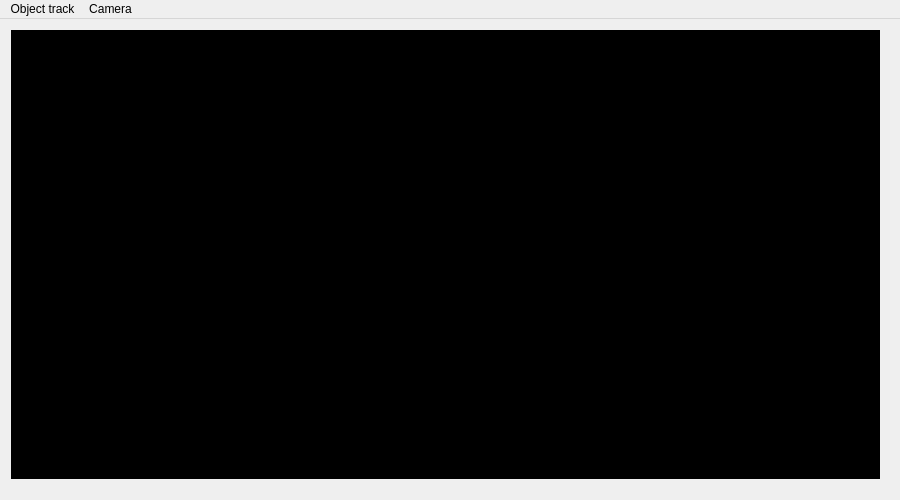
Old version of the form gui/ui/gui.ui in the repository fedotovav/positioning_system.
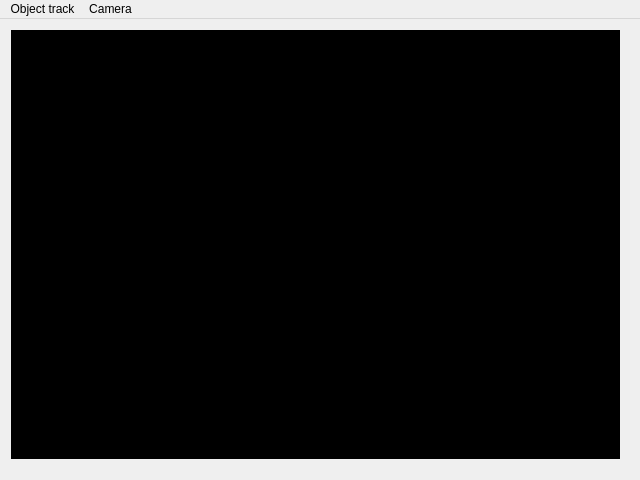
New version of the form.

Diff of the .ui file:
```diff
--- a/gui/ui/gui.ui
+++ b/gui/ui/gui.ui
@@ -6,8 +6,8 @@
    <rect>
     <x>0</x>
     <y>0</y>
-    <width>900</width>
-    <height>500</height>
+    <width>640</width>
+    <height>480</height>
    </rect>
   </property>
   <property name="mouseTracking">
@@ -28,8 +28,8 @@
      <rect>
       <x>0</x>
       <y>0</y>
-      <width>891</width>
-      <height>471</height>
+      <width>631</width>
+      <height>451</height>
      </rect>
     </property>
     <layout class="QGridLayout" name="gridLayout">
@@ -78,8 +78,8 @@
     <rect>
      <x>0</x>
      <y>0</y>
-     <width>900</width>
-     <height>19</height>
+     <width>640</width>
+     <height>24</height>
     </rect>
    </property>
    <widget class="QMenu" name="object_track_settings">
```
Left out of the diff: 24 changed lines with no effect on the pictures.
